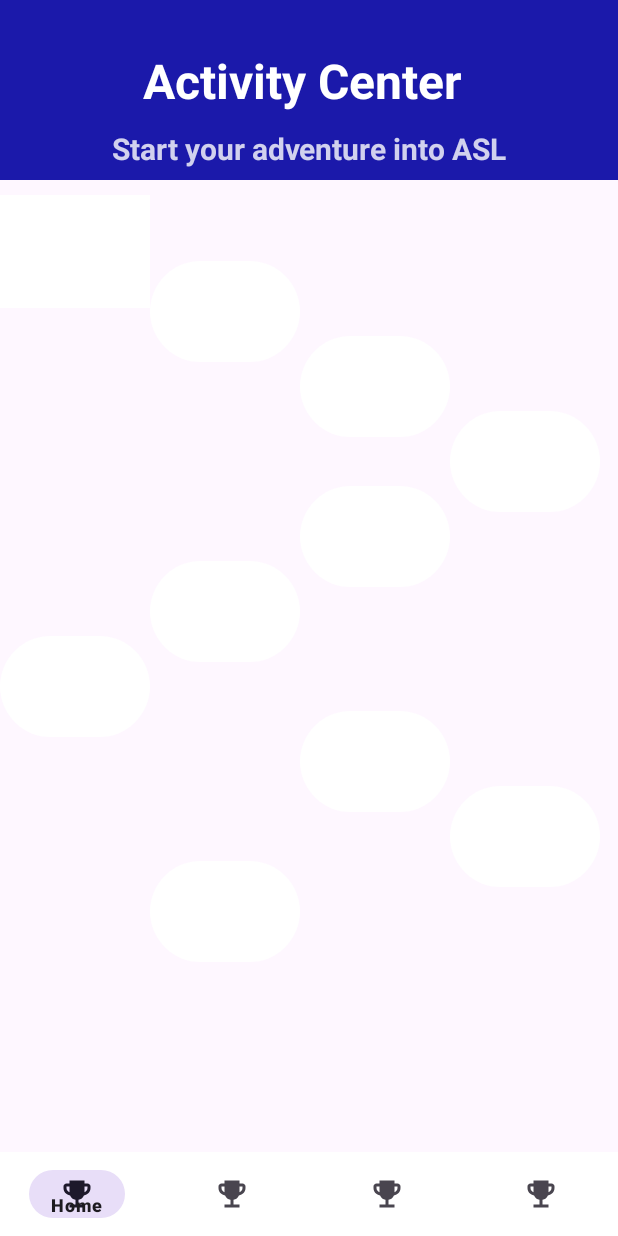
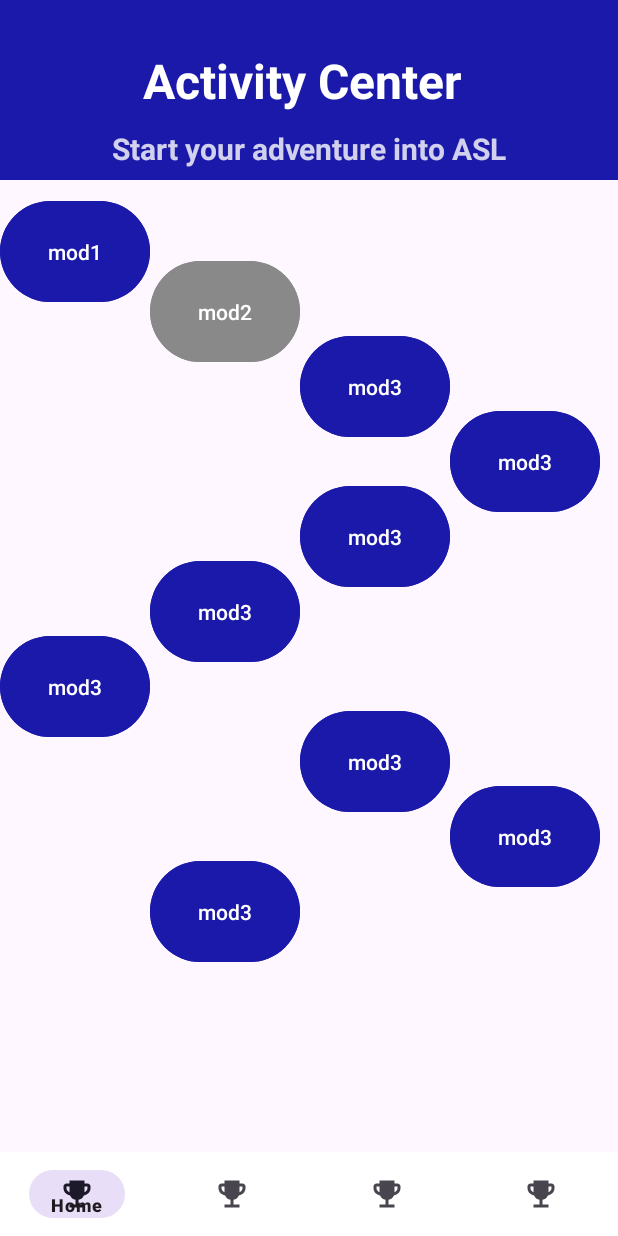
Before and after one commit to w-augustin/Signify, an Android app built with Jetpack Compose: the ActivityCenter screen opened directly, with no data from a screen before it, on a phone screen of 412 x 824 dp. Run offline under Robolectric (Android 15) with nearby library versions, the phone set to English and light mode, and no system bars.

Commit message:
updated activiy center and added module 1 along with its basic functionality and added more colors to the file

```diff
--- a/app/src/main/java/com/example/signifybasic/features/activitycenter/ActivityCenter.kt
+++ b/app/src/main/java/com/example/signifybasic/features/activitycenter/ActivityCenter.kt
@@ -1,12 +1,25 @@
 package com.example.signifybasic.features.activitycenter
 
+import android.content.Intent
 import android.os.Bundle
+import android.widget.Button
 import androidx.appcompat.app.AppCompatActivity
 import com.example.signifybasic.R
+import com.example.signifybasic.selecting_game
 
 class ActivityCenter : AppCompatActivity() {
     override fun onCreate(savedInstanceState: Bundle?) {
         super.onCreate(savedInstanceState)
         setContentView(R.layout.activity_activity_center)
+
+        val activitySelect= findViewById<Button>(R.id.button2)
+        val activityIdentify = findViewById<Button>(R.id.button3)
+        activityIdentify.isActivated = false
+
+        activitySelect.setOnClickListener{
+            startActivity(Intent(this,selecting_game::class.java))
+        }
+
+
     }
 }
--- a/app/src/main/res/layout/activity_activity_center.xml
+++ b/app/src/main/res/layout/activity_activity_center.xml
@@ -45,7 +45,7 @@
         android:layout_width="100dp"
         android:layout_height="75dp"
         android:text="mod1"
-        android:background="@color/blue"/>
+        android:backgroundTint= "@color/primary_blue"/>
 
     <Button
         android:layout_below="@id/top_view"
@@ -54,7 +54,8 @@
         android:layout_marginTop="50dp"
         android:layout_width="100dp"
         android:layout_height="75dp"
-        android:text="mod2" />
+        android:text="mod2"
+        android:backgroundTint= "@color/button_disabled"/>
     <Button
         android:layout_below="@id/top_view"
         android:id="@+id/button4"
@@ -62,7 +63,8 @@
         android:layout_marginTop="100dp"
         android:layout_width="100dp"
         android:layout_height="75dp"
-        android:text="mod3" />
+        android:text="mod3"
+        android:backgroundTint= "@color/primary_blue"/>
 
     <Button
         android:layout_below="@id/top_view"
@@ -71,7 +73,8 @@
         android:layout_marginTop="150dp"
         android:layout_width="100dp"
         android:layout_height="75dp"
-        android:text="mod3" />
+        android:text="mod3"
+        android:backgroundTint= "@color/primary_blue"/>
 
 
     <Button
@@ -81,7 +84,8 @@
         android:layout_marginTop="200dp"
         android:layout_width="100dp"
         android:layout_height="75dp"
-        android:text="mod3" />
+        android:text="mod3"
+        android:backgroundTint= "@color/primary_blue"/>
 
     <Button
         android:layout_below="@id/top_view"
@@ -90,7 +94,8 @@
         android:layout_marginTop="250dp"
         android:layout_width="100dp"
         android:layout_height="75dp"
-        android:text="mod3" />
+        android:text="mod3"
+        android:backgroundTint= "@color/primary_blue"/>
 
 
     <Button
@@ -100,7 +105,8 @@
         android:layout_marginTop="300dp"
         android:layout_width="100dp"
         android:layout_height="75dp"
-        android:text="mod3" />
+        android:text="mod3"
+        android:backgroundTint= "@color/primary_blue"/>
 
 
     <Button
@@ -110,7 +116,8 @@
         android:layout_marginTop="350dp"
         android:layout_width="100dp"
         android:layout_height="75dp"
-        android:text="mod3" />
+        android:text="mod3"
+        android:backgroundTint= "@color/primary_blue"/>
 
     <Button
         android:layout_below="@id/top_view"
@@ -119,7 +126,8 @@
         android:layout_marginTop="400dp"
         android:layout_width="100dp"
         android:layout_height="75dp"
-        android:text="mod3" />
+        android:text="mod3"
+        android:backgroundTint= "@color/primary_blue"/>
 
     <Button
         android:layout_below="@id/top_view"
@@ -128,7 +136,9 @@
         android:layout_marginTop="450dp"
         android:layout_width="100dp"
         android:layout_height="75dp"
-        android:text="mod3" />
+        android:text="mod3"
+        android:backgroundTint= "@color/primary_blue"
+      />
 
 
 
--- a/app/src/main/res/values/colors.xml
+++ b/app/src/main/res/values/colors.xml
@@ -3,4 +3,8 @@
     <color name="black">#FF000000</color>
     <color name="white">#FFFFFFFF</color>
     <color name="primary_blue">#1B19AA</color>
+    <color name="button_disabled">#898989</color>
+    <color name="green">#008000</color>
+    <color name="red">#FF0000</color>
+    <color name="yellow">#FFFF00</color>
 </resources>
```
Also changed, not shown: app/src/main/java/com/example/signifybasic/selecting_game.kt (+44 -0 lines), app/src/main/res/layout/activity_selecting_game.xml (+15 -0 lines).
